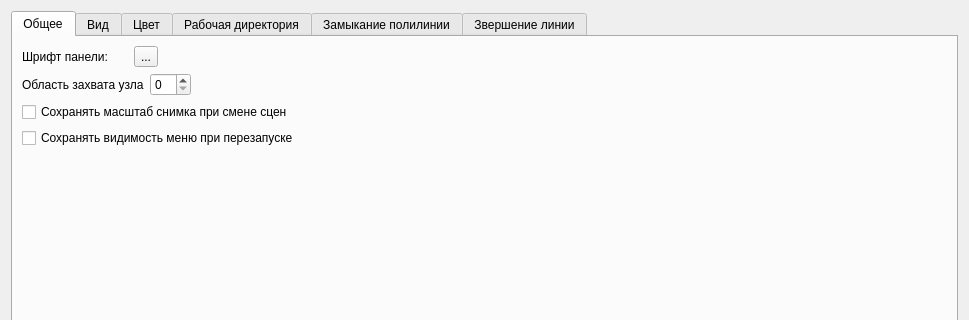
The window that src/qlabelme/widgets/settings.ui (mariekarelina/QLabelMe) describes before a commit, drawn with Qt 5; both pictures show x 0 to 969 and y 0 to 320 of the 969 by 546 pixel window.
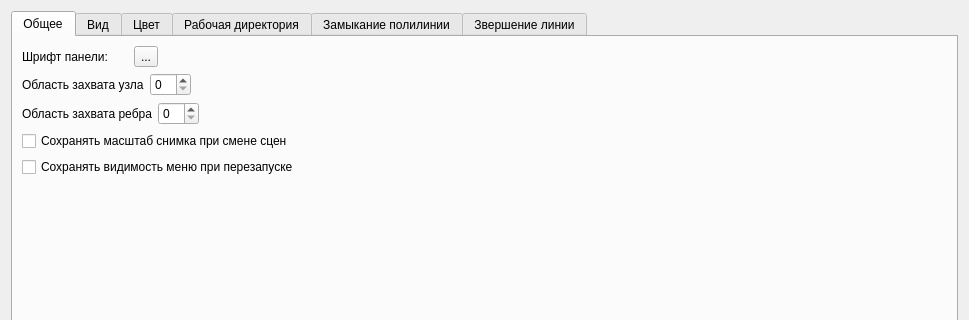
The same window after the commit.

Commit message: Добавлена настройка области захвата ребер

```diff
--- a/src/qlabelme/widgets/settings.ui
+++ b/src/qlabelme/widgets/settings.ui
@@ -112,6 +112,33 @@
          </item>
         </layout>
        </item>
+       <item>
+        <layout class="QHBoxLayout" name="horizontalLayout_3">
+         <item>
+          <widget class="QLabel" name="edgePickRadius">
+           <property name="text">
+            <string>Область захвата ребра</string>
+           </property>
+          </widget>
+         </item>
+         <item>
+          <widget class="QSpinBox" name="spinEdgePickRadius"/>
+         </item>
+         <item>
+          <spacer name="horizontalSpacer_4">
+           <property name="orientation">
+            <enum>Qt::Horizontal</enum>
+           </property>
+           <property name="sizeHint" stdset="0">
+            <size>
+             <width>40</width>
+             <height>20</height>
+            </size>
+           </property>
+          </spacer>
+         </item>
+        </layout>
+       </item>
        <item>
         <widget class="QCheckBox" name="keepImageScale">
          <property name="text">
@@ -133,8 +160,8 @@
          </property>
          <property name="sizeHint" stdset="0">
           <size>
-           <width>14</width>
-           <height>245</height>
+           <width>914</width>
+           <height>200</height>
           </size>
          </property>
         </spacer>
```
The commit also changes 4 other files.
